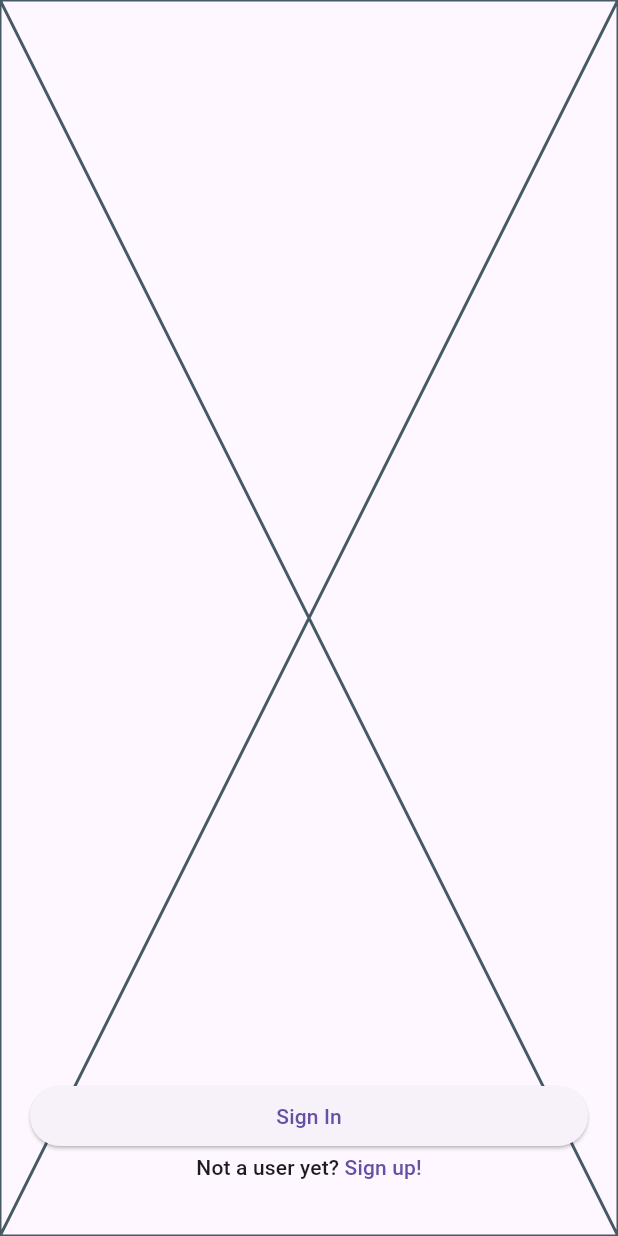
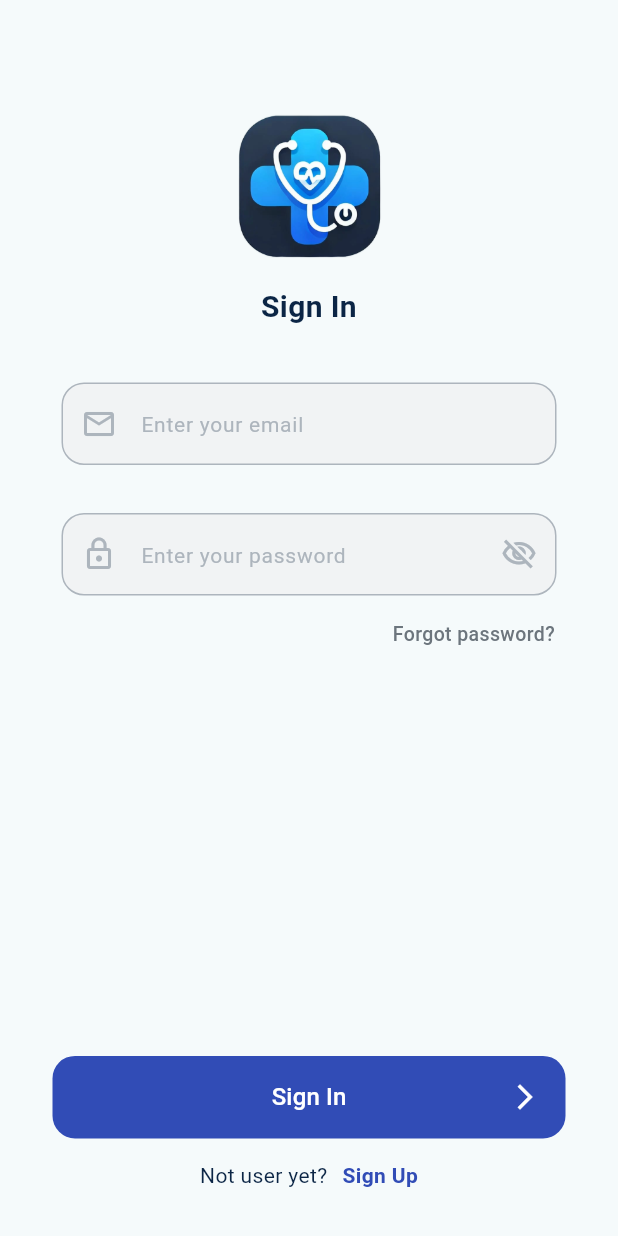
Before and after one commit to loredanagostian/e-health-monitoring-system, a Flutter app: the screen it shows after launch, after a tap on "Get started", on a phone screen of 412 x 824 dp. Run offline on Flutter 3.47's test engine with Material 3 defaults, Android fonts, the phone set to English and light mode, and no system bars; network calls fail.

Commit message:
onboarding, sign in UI, custom button, custom textfield

```diff
--- a/e_health_monitoring_system_frontend/lib/helpers/assets_helper.dart
+++ b/e_health_monitoring_system_frontend/lib/helpers/assets_helper.dart
@@ -1,3 +1,4 @@
 class AssetsHelper {
   static const String onboardingImage = 'assets/images/onboarding.png';
+  static const String appLogo = 'assets/images/app_logo.png';
 }
--- a/e_health_monitoring_system_frontend/lib/helpers/colors_helper.dart
+++ b/e_health_monitoring_system_frontend/lib/helpers/colors_helper.dart
@@ -3,7 +3,8 @@ import 'dart:ui';
 class ColorsHelper {
   static const Color mainDark = Color.fromARGB(255, 11, 37, 69);
   static const Color darkGray = Color.fromARGB(255, 108, 117, 125);
-  static const Color lightGray = Color.fromARGB(255, 173, 181, 189);
+  static const Color lightGray = Color.fromARGB(255, 241, 243, 244);
+  static const Color mediumGray = Color.fromARGB(255, 173, 181, 189);
   static const Color mainPurple = Color.fromARGB(255, 49, 76, 182);
   static const Color lightPurple = Color.fromARGB(255, 135, 167, 248);
   static const Color mainRed = Color.fromARGB(255, 221, 29, 26);
--- a/e_health_monitoring_system_frontend/lib/helpers/strings_helper.dart
+++ b/e_health_monitoring_system_frontend/lib/helpers/strings_helper.dart
@@ -1,6 +1,25 @@
 class StringsHelper {
+  /// Onboarding
   static const String onboardingTitle = "Your e-Health App";
   static const String onboardingMessage =
       "Digital healthcare platform - secure patient records, online appointment booking, e-prescriptions, and treatment monitoring";
   static const String getStarted = "Get started";
+
+  /// Sign In
+  static const String signIn = "Sign In";
+  static const String enterEmail = "Enter your email";
+  static const String enterPassword = "Enter your password";
+  static const String forgotPassword = "Forgot password?";
+  static const String notUserYet = "Not user yet?";
+  static const String signUp = "Sign Up";
+
+  /// Sign Up
+  static const String confirmPassword = "Confirm your password";
+  static const String alreadyUser = "Already user?";
+
+  /// Complete Profile
+  static const String enterFirstName = "Enter your first name";
+  static const String enterLastName = "Enter your last name";
+  static const String enterPhoneNumber = "Enter your phone number";
+  static const String enterCnp = "Enter your CNP";
 }
--- a/e_health_monitoring_system_frontend/lib/main.dart
+++ b/e_health_monitoring_system_frontend/lib/main.dart
@@ -1,3 +1,4 @@
+import 'package:e_health_monitoring_system_frontend/helpers/colors_helper.dart';
 import 'package:e_health_monitoring_system_frontend/screens/onboarding/onboarding_screen.dart';
 import 'package:flutter/material.dart';
 
@@ -11,8 +12,14 @@ class MainApp extends StatelessWidget {
   @override
   Widget build(BuildContext context) {
     // TODO: if user is logged in diplay other page
-    return const MaterialApp(
-        debugShowCheckedModeBanner: false,
-        home: Scaffold(body: SafeArea(child: OnboardingScreen())));
+    return MaterialApp(
+      debugShowCheckedModeBanner: false,
+      theme: ThemeData(
+        useMaterial3: true,
+        primaryColor: ColorsHelper.mainWhite,
+        colorScheme: ColorScheme.fromSeed(seedColor: ColorsHelper.mainWhite),
+      ),
+      home: Scaffold(body: SafeArea(child: OnboardingScreen())),
+    );
   }
 }
--- a/e_health_monitoring_system_frontend/lib/screens/onboarding/onboarding_screen.dart
+++ b/e_health_monitoring_system_frontend/lib/screens/onboarding/onboarding_screen.dart
@@ -1,7 +1,7 @@
 import 'package:e_health_monitoring_system_frontend/helpers/assets_helper.dart';
 import 'package:e_health_monitoring_system_frontend/helpers/colors_helper.dart';
 import 'package:e_health_monitoring_system_frontend/helpers/strings_helper.dart';
-import 'package:e_health_monitoring_system_frontend/screens/onboarding/sign_in.dart';
+import 'package:e_health_monitoring_system_frontend/screens/onboarding/sign_in_screen.dart';
 import 'package:e_health_monitoring_system_frontend/widgets/custom_button.dart';
 import 'package:flutter/material.dart';
 
@@ -11,17 +11,24 @@ class OnboardingScreen extends StatelessWidget {
   @override
   Widget build(BuildContext context) {
     return Scaffold(
-      body: Stack(
+      body: SafeArea(
+        child: Stack(
           children: [
+            Column(
+              children: [
+                const SizedBox(height: 100),
+                // Full width layout
                 Padding(
-            padding: EdgeInsets.all(25),
+                  padding: const EdgeInsets.symmetric(horizontal: 25),
                   child: Column(
-              mainAxisAlignment: MainAxisAlignment.start,
                     crossAxisAlignment: CrossAxisAlignment.center,
                     children: [
-                const SizedBox(height: 100),
-                Image.asset(AssetsHelper.onboardingImage),
-                SizedBox(height: 60),
+                      Image.asset(
+                        AssetsHelper.onboardingImage,
+                        width: double.infinity,
+                        fit: BoxFit.contain,
+                      ),
+                      const SizedBox(height: 60),
                       Text(
                         StringsHelper.onboardingTitle,
                         style: TextStyle(
@@ -29,37 +36,42 @@ class OnboardingScreen extends StatelessWidget {
                           fontWeight: FontWeight.bold,
                           color: ColorsHelper.mainDark,
                         ),
+                        textAlign: TextAlign.center,
                       ),
-                SizedBox(height: 20),
+                      const SizedBox(height: 20),
                       Text(
                         StringsHelper.onboardingMessage,
                         style: TextStyle(
                           fontSize: 16,
-                    color: ColorsHelper.lightGray,
+                          color: ColorsHelper.mediumGray,
                         ),
                         textAlign: TextAlign.center,
                       ),
-              ],
+                      SizedBox(
+                        height: MediaQuery.sizeOf(context).height * 0.12,
                       ),
-          ),
-          Positioned(
-            bottom: 50,
-            left: 0,
-            right: 0,
-            child: Center(
+                      Padding(
+                        padding: const EdgeInsets.symmetric(horizontal: 10),
                         child: CustomButton(
                           text: StringsHelper.getStarted,
                           icon: Icons.arrow_forward_ios,
                           onPressed: () {
                             Navigator.push(
                               context,
-                    MaterialPageRoute(builder: (context) => const SignInPage()),
+                              MaterialPageRoute(
+                                builder: (context) => const SignInScreen(),
+                              ),
                             );
                           },
                         ),
                       ),
+                    ],
+                  ),
                 ),
               ],
+            ),
+          ],
+        ),
       ),
     );
   }
--- a/e_health_monitoring_system_frontend/lib/screens/onboarding/sign_in.dart
+++ /dev/null
@@ -1,51 +0,0 @@
-import 'package:e_health_monitoring_system_frontend/screens/onboarding/sign_up.dart';
-import 'package:flutter/gestures.dart';
-import 'package:flutter/material.dart';
-
-class SignInPage extends StatelessWidget {
-  const SignInPage({super.key});
-
-  @override
-  Widget build(BuildContext context) {
-    var theme = Theme.of(context);
-
-    return SafeArea(
-      child: Scaffold(
-        body: Placeholder(),
-        floatingActionButtonLocation: FloatingActionButtonLocation.centerFloat,
-        floatingActionButton: Padding(
-          padding: const EdgeInsets.all(20),
-          child: Column(
-            mainAxisAlignment: MainAxisAlignment.end,
-            children: [
-              SizedBox(
-                width: double.infinity,
-                child: ElevatedButton(onPressed: () {}, child: Text("Sign In")),
-              ),
-              RichText(
-                text: TextSpan(
-                  style: theme.textTheme.labelLarge,
-                  text: "Not a user yet? ",
-                  children: <TextSpan>[
-                    TextSpan(
-                      text: "Sign up!",
-                      style: TextStyle(color: theme.colorScheme.primary),
-                      recognizer: TapGestureRecognizer()
-                        ..onTap = () {
-                          Navigator.of(context).push(
-                            MaterialPageRoute(
-                              builder: (context) => SignUp(),
-                            ),
-                          );
-                        },
-                    ),
-                  ],
-                ),
-              ),
-            ],
-          ),
-        ),
-      ),
-    );
-  }
-}
--- /dev/null
+++ b/e_health_monitoring_system_frontend/lib/screens/onboarding/sign_in_screen.dart
@@ -0,0 +1,118 @@
+import 'package:e_health_monitoring_system_frontend/helpers/assets_helper.dart';
+import 'package:e_health_monitoring_system_frontend/helpers/colors_helper.dart';
+import 'package:e_health_monitoring_system_frontend/helpers/strings_helper.dart';
+import 'package:e_health_monitoring_system_frontend/screens/onboarding/sign_up_screen.dart';
+import 'package:e_health_monitoring_system_frontend/widgets/custom_button.dart';
+import 'package:e_health_monitoring_system_frontend/widgets/custom_textfield.dart';
+import 'package:flutter/material.dart';
+
+class SignInScreen extends StatelessWidget {
+  const SignInScreen({super.key});
+
+  @override
+  Widget build(BuildContext context) {
+    return Scaffold(
+      body: SingleChildScrollView(
+        child: SafeArea(
+          child: Padding(
+            padding: const EdgeInsets.symmetric(horizontal: 25),
+            child: Column(
+              children: [
+                const SizedBox(height: 75),
+                Center(
+                  child: Column(
+                    mainAxisAlignment: MainAxisAlignment.start,
+                    children: [
+                      Image.asset(
+                        AssetsHelper.appLogo,
+                        height: 100,
+                        fit: BoxFit.contain,
+                      ),
+                      const SizedBox(height: 15),
+                      Text(
+                        StringsHelper.signIn,
+                        style: TextStyle(
+                          fontSize: 20,
+                          fontWeight: FontWeight.bold,
+                          color: ColorsHelper.mainDark,
+                        ),
+                        textAlign: TextAlign.center,
+                      ),
+                      const SizedBox(height: 20),
+                      CustomTextField(textFieldType: TextFieldType.email),
+                      CustomTextField(textFieldType: TextFieldType.password),
+                      Padding(
+                        padding: const EdgeInsets.only(right: 17),
+                        child: Align(
+                          alignment: Alignment.centerRight,
+                          child: Text(
+                            StringsHelper.forgotPassword,
+                            style: TextStyle(
+                              fontSize: 13,
+                              fontWeight: FontWeight.w500,
+                              color: ColorsHelper.darkGray,
+                            ),
+                            textAlign: TextAlign.center,
+                          ),
+                        ),
+                      ),
+                    ],
+                  ),
+                ),
+                SizedBox(height: MediaQuery.sizeOf(context).height * 0.33),
+                Padding(
+                  padding: const EdgeInsets.symmetric(horizontal: 10),
+                  child: CustomButton(
+                    text: StringsHelper.signIn,
+                    icon: Icons.arrow_forward_ios,
+                    onPressed: () {
+                      Navigator.push(
+                        context,
+                        MaterialPageRoute(builder: (context) => const SignUp()),
+                      );
+                    },
+                  ),
+                ),
+                const SizedBox(height: 15),
+                Row(
+                  mainAxisAlignment: MainAxisAlignment.center,
+                  children: [
+                    Text(
+                      StringsHelper.notUserYet,
+                      style: TextStyle(
+                        fontSize: 14,
+                        fontWeight: FontWeight.w400,
+                        color: ColorsHelper.mainDark,
+                      ),
+                      textAlign: TextAlign.center,
+                    ),
+                    const SizedBox(width: 10),
+                    GestureDetector(
+                      onTap: () {
+                        Navigator.push(
+                          context,
+                          MaterialPageRoute(
+                            builder: (context) => const SignUp(),
+                          ),
+                        );
+                      },
+                      child: Text(
+                        StringsHelper.signUp,
+                        style: TextStyle(
+                          fontSize: 14,
+                          fontWeight: FontWeight.w600,
+                          color: ColorsHelper.mainPurple,
+                        ),
+                        textAlign: TextAlign.center,
+                      ),
+                    ),
+                  ],
+                ),
+              ],
+            ),
+          ),
+        ),
+      ),
+    );
+  }
+}
--- a/e_health_monitoring_system_frontend/lib/widgets/custom_button.dart
+++ b/e_health_monitoring_system_frontend/lib/widgets/custom_button.dart
@@ -23,7 +23,6 @@ class CustomButton extends StatelessWidget {
       onTap: onPressed,
       child: SizedBox(
         height: 55,
-        width: 300,
         child: TextButton(
           style: TextButton.styleFrom(
             backgroundColor: backgroundColor,
--- /dev/null
+++ b/e_health_monitoring_system_frontend/lib/widgets/custom_textfield.dart
@@ -0,0 +1,144 @@
+import 'package:e_health_monitoring_system_frontend/helpers/colors_helper.dart';
+import 'package:e_health_monitoring_system_frontend/helpers/strings_helper.dart';
+import 'package:flutter/material.dart';
+
+enum TextFieldType {
+  email,
+  password,
+  confirmPassword,
+  firstName,
+  lastName,
+  phoneNumber,
+  cnp,
+}
+
+class CustomTextField extends StatefulWidget {
+  final TextFieldType textFieldType;
+
+  const CustomTextField({super.key, required this.textFieldType});
+
+  @override
+  State<CustomTextField> createState() => _CustomTextFieldState();
+}
+
+class _CustomTextFieldState extends State<CustomTextField> {
+  bool isVisible = true;
+  bool isPasswordField = false;
+
+  @override
+  void initState() {
+    super.initState();
+
+    isPasswordField =
+        widget.textFieldType == TextFieldType.password ||
+        widget.textFieldType == TextFieldType.confirmPassword;
+  }
+
+  @override
+  Widget build(BuildContext context) {
+    return Padding(
+      padding: const EdgeInsets.all(16.0),
+      child: Container(
+        height: 55,
+        decoration: BoxDecoration(
+          color: ColorsHelper.lightGray,
+          borderRadius: BorderRadius.circular(15),
+          border: Border.all(color: ColorsHelper.mediumGray),
+        ),
+        child: TextField(
+          obscureText: isPasswordField ? isVisible : false,
+          textAlignVertical: TextAlignVertical.center,
+          decoration: InputDecoration(
+            hintText: getPlaceholderText(),
+            hintStyle: TextStyle(
+              color: ColorsHelper.mediumGray,
+              fontSize: 14,
+              fontWeight: FontWeight.normal,
+            ),
+            border: InputBorder.none,
+            contentPadding: const EdgeInsets.symmetric(vertical: 15),
+            prefixIcon: Icon(getPrefixIcon(), color: ColorsHelper.mediumGray),
+            suffixIcon:
+                getSuffixIcon() != null
+                    ? IconButton(
+                      icon: Icon(
+                        getSuffixIcon(),
+                        color: ColorsHelper.mediumGray,
+                      ),
+                      onPressed: () {
+                        setState(() {
+                          isVisible = !isVisible;
+                        });
+                      },
+                    )
+                    : null,
+          ),
+          keyboardType: getKeyboardType(),
+        ),
+      ),
+    );
+  }
+
+  String getPlaceholderText() {
+    switch (widget.textFieldType) {
+      case TextFieldType.email:
+        return StringsHelper.enterEmail;
+      case TextFieldType.password:
+        return StringsHelper.enterPassword;
+      case TextFieldType.confirmPassword:
+        return StringsHelper.confirmPassword;
+      case TextFieldType.firstName:
+        return StringsHelper.enterFirstName;
+      case TextFieldType.lastName:
+        return StringsHelper.enterLastName;
+      case TextFieldType.cnp:
+        return StringsHelper.enterCnp;
+      case TextFieldType.phoneNumber:
+        return StringsHelper.enterPhoneNumber;
+    }
+  }
+
+  TextInputType getKeyboardType() {
+    switch (widget.textFieldType) {
+      case TextFieldType.email:
+        return TextInputType.emailAddress;
+      case TextFieldType.password ||
+          TextFieldType.confirmPassword ||
+          TextFieldType.firstName ||
+          TextFieldType.lastName:
+        return TextInputType.text;
+      case TextFieldType.cnp:
+        return TextInputType.number;
+      case TextFieldType.phoneNumber:
+        return TextInputType.phone;
+    }
+  }
+
+  IconData getPrefixIcon() {
+    switch (widget.textFieldType) {
+      case TextFieldType.email:
+        return Icons.mail_outline;
+      case TextFieldType.password:
+        return Icons.lock_outline;
+      case TextFieldType.confirmPassword:
+        return Icons.check_circle_outline;
+      case TextFieldType.firstName || TextFieldType.lastName:
+        return Icons.person_outline;
+      case TextFieldType.cnp:
+        return Icons.assignment_ind_outlined;
+      case TextFieldType.phoneNumber:
+        return Icons.phone_outlined;
+    }
+  }
+
+  IconData? getSuffixIcon() {
+    switch (widget.textFieldType) {
+      case TextFieldType.password || TextFieldType.confirmPassword:
+        return isVisible
+            ? Icons.visibility_off_outlined
+            : Icons.visibility_outlined;
+      default:
+        return null;
+    }
+  }
+}
```
Also changed, not shown: e_health_monitoring_system_frontend/lib/screens/onboarding/sign_up_screen.dart (renamed from e_health_monitoring_system_frontend/lib/screens/onboarding/sign_up.dart, +3 -6 lines), e_health_monitoring_system_frontend/assets/images/app_logo.png (added). Lines whose indentation alone changed are shown as unchanged.
